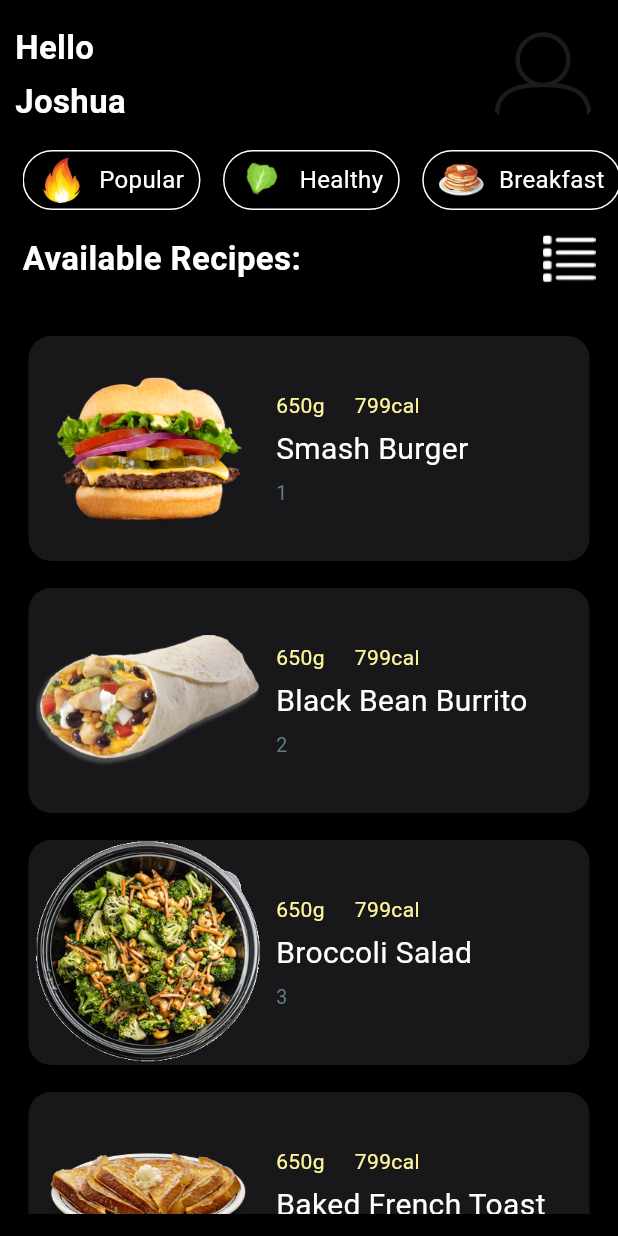
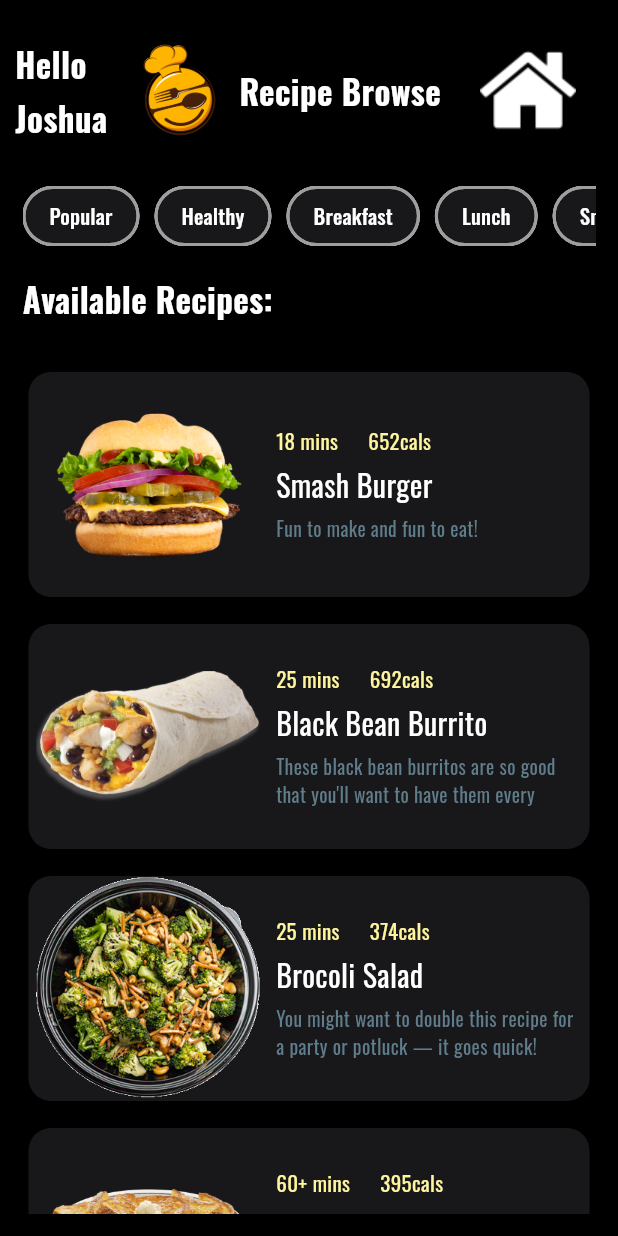
Before and after one commit to joshuad44/Project-1-MAD, a Flutter app: the RecipeScreen screen opened directly, on a phone screen of 412 x 824 dp. Run offline on Flutter 3.47's test engine with Material 3 defaults, Android fonts, the phone set to English and light mode, and no system bars; our stand-ins replace google_fonts.

Commit message:
Nearly finished Recipe Screen and Recipe detail screen, need to fix a few bugs and also add more functionality for future screens

```diff
--- a/lib/main.dart
+++ b/lib/main.dart
@@ -1,5 +1,6 @@
 import 'package:flutter/material.dart';
 import 'package:project_1/recipe_screen.dart';
+import 'package:google_fonts/google_fonts.dart';
 
 void main() {
   runApp(const MyApp());
@@ -13,7 +14,7 @@ class MyApp extends StatelessWidget {
     return MaterialApp(
       title: 'Recipe App',
       theme: ThemeData(
-
+        textTheme: GoogleFonts.oswaldTextTheme(),
         colorScheme: ColorScheme.fromSeed(seedColor: Colors.deepPurple),
         useMaterial3: true,
       ),
--- /dev/null
+++ b/lib/model/recipe.dart
@@ -0,0 +1,28 @@
+class Recipe {
+  final String name;
+  final String filter;
+  final String recipeImage;
+  final String recipeDesc;
+  final String recipeInfo;
+  final String recipeSteps;
+  final String recipeIngredients;
+  final List recipeMacros;
+
+  Recipe({
+    required this.name,
+    required this.filter,
+    required this.recipeImage,
+    required this.recipeDesc,
+    required this.recipeInfo,
+    required this.recipeSteps,
+    required this.recipeIngredients,
+    required this.recipeMacros,
+  });
+}
+
+final List<Recipe> recipeList = [
+  Recipe(name: 'Smash Burger', filter: 'Dinner', recipeImage: 'burger.png', recipeDesc: "Fun to make and fun to eat!", recipeInfo: "Turn your kitchen into a restaurant with these homemade smash burgers!", recipeSteps: "1. Stir ketchup, mayonnaise, pickle relish, vinegar, white sugar, and garlic together in a small bowl. Season to taste with salt and black pepper; cover and set aside,\n\n2. Divide ground beef into 4 even pieces. Roll each piece into a ball; refrigerate until needed. Spread cut sides of each hamburger bun with butter.\n\n3. Heat a large cast iron or nonstick skillet over medium-high heat\n\n4. Add two hamburger balls to the skillet. Smash meat flat using the bottom of a small sauce pot or a spatula. Hold in place until seared, about 1 minute; season with salt and pepper. Cook until a good crust forms, then flip.\n\n5. Once the flip side looks close to being done, cover with cheese slice. Move the patties aside and place buns, butter side down, in skillet until toasted. Continue to cook burgers until cheese is melted, meat is no longer pink in the center, about 5 minutes. An instant-read thermometer inserted into the center should read at least 160 degrees F\n\n6. Remove buns to a plate; top each bottom bun with a patty. Spread toasted side of top bun with some of the special sauce.\n\n7. Lay a few onions down on the patty, cover with the top bun and enjoy", recipeIngredients: "1", recipeMacros: ["18", "652","47g","25g","30g", "4"]),
+  Recipe(name: 'Black Bean Burrito', filter: 'Popular', recipeImage: 'burrito.png', recipeDesc: "These black bean burritos are so good that you'll want to have them every night!", recipeInfo: "Turn your kitchen into a restaurant with these homemade black bean burritos!", recipeSteps: "1. Gather all ingredients. Preheat the oven to 350 degrees F (175 degrees C). Wrap tortillas in foil.\n\n2. Bake wrapped tortillas in the preheated oven until heated through, about 15 minutes.\n\n3. Meanwhile, heat oil in a 10-inch skillet over medium heat. Add onion, bell pepper, garlic, and jalapeño; cook and stir for 2 minutes.\n\n4. Stir in beans and cook until heated through, about 3 minutes. Stir in cream cheese and salt; cook, stirring occasionally, for 2 minutes. Stir in cilantro.\n\n5. Spoon filling in a line across the middle of each tortilla. Fold opposing edges of the tortilla to overlap the filling. Roll 1 of the opposing edges around the filling creating a burrito. Serve immediately.", recipeIngredients: "2", recipeMacros: ["25", "692","36g","70g","21g","2"]),
+  Recipe(name: 'Brocoli Salad', filter: 'Healthy', recipeImage: 'brocoli.png', recipeDesc: "You might want to double this recipe for a party or potluck — it goes quick!", recipeInfo: "This homemade broccoli salad uses a tasty combination of fresh broccoli, cranberries, nuts, and bacon tossed in a rich and creamy dressing", recipeSteps: "1. Gather all ingredients.\n\n2. Place bacon in a deep skillet and cook over medium-high heat until evenly brown, 7 to 10 minutes; drain, cool, and crumble.\n\n3. Combine bacon, broccoli, onion, raisins, and almonds together in a bowl; mix well.\n\n4. To prepare the dressing: Mix mayonnaise, sugar, and vinegar together until smooth.\n\n5. Stir into the salad and let chill before serving, if desired.", recipeIngredients: "3", recipeMacros: ["25", "374","27g","29g","7g", "8"]),
+  Recipe(name: 'Baked French Toast', filter: 'Breakfast', recipeImage: 'french.png', recipeDesc: "This baked French toast recipe is as easy to make as it is to eat!", recipeInfo: "Baked French Toast is always a hit. You may sprinkle the top with pecans if you wish.", recipeSteps: "1. Butter a 9x13-inch baking dish; arrange slices of bread on the bottom\n\n2. Beat eggs, milk, cream, vanilla, and cinnamon together in a large bowl. Pour over bread slices, cover, and refrigerate overnight.\n\n3. The next morning, preheat the oven to 350 degrees F (175 degrees C). Meanwhile, combine butter, brown sugar, and corn syrup together in a small saucepan; heat until bubbling.\n\n4. Pour over bread and egg mixture.\n\n5. Bake in preheated oven, uncovered, for 40 minutes.\n\n6. Serve with berries and syrup.", recipeIngredients: "3", recipeMacros: ["60+", "395","20g","44g","11g", "12"]),
+];
--- a/lib/recipe_screen.dart
+++ b/lib/recipe_screen.dart
@@ -1,5 +1,8 @@
 import 'package:flutter/material.dart';
-import 'package:flutter/widgets.dart';
+import 'package:project_1/main.dart';
+import 'package:project_1/model/recipe.dart';
+import 'package:project_1/recipe_screen_details.dart';
+
 
 class RecipeScreen extends StatefulWidget {
   const RecipeScreen({Key? key}) : super(key: key);
@@ -10,15 +13,15 @@ class RecipeScreen extends StatefulWidget {
 
 class _RecipeScreenState extends State<RecipeScreen> {
 
-  List imageFilters = ['popular.png', 'healthy.png', 'breakfast.png', 'lunch.png', 'snack.png', 'dinner.png'];
-  List filterText = ['Popular', 'Healthy', 'Breakfast', 'Lunch', 'Snack', 'Dinner'];
-
-  List imageRecipes = ['burger.png', 'burrito.png', 'brocoli.png', 'french.png'];
-  List recipeName = ['Smash Burger', 'Black Bean Burrito', 'Broccoli Salad', 'Baked French Toast'];
-  List recipeDescription = ['1', '2', '3', '4'];
+  final List<String> filterText = ['Popular', 'Healthy', 'Breakfast', 'Lunch', 'Snack', 'Dinner'];
+  List<String> selectedFilter = [];
 
   @override
   Widget build(BuildContext context) {
+    final filterRecipe = recipeList.where((recipe) {
+      return selectedFilter.isEmpty || selectedFilter.contains(recipe.filter);
+    }).toList();
+
     return  SafeArea(
       child: Scaffold(
         backgroundColor: Colors.black,
@@ -37,61 +40,73 @@ class _RecipeScreenState extends State<RecipeScreen> {
                       Text('Joshua', style: TextStyle(fontSize: 22, fontWeight: FontWeight.bold, color: Colors.white)),
                     ],
                   ),
+                  Row(
+                    children: [
+                      Image.asset('assets/logo.png', height: 100, width: 80),
+                      Text('Recipe Browse', style: TextStyle(fontSize: 22, fontWeight: FontWeight.bold, color: Colors.white)),
+                    ],
+                  ),
                   ClipRRect(
-                    borderRadius: BorderRadius.all(Radius.circular(40.0)),
+                    borderRadius: BorderRadius.all(Radius.circular(50.0)),
                     child: GestureDetector(
                       onTap: () {
-                        //Navigator.push(context, MaterialPageRoute(builder: (context) => SettingsScreen()));
+                        Navigator.push(context, MaterialPageRoute(builder: (context) => MyHomePage(title: "Recipe App")));
                       },
-                      child: Image.asset('assets/profile.png', height: 80, width: 80,),
+                      //actually i think i want to change this to home button image which takes you back to main page.
+                      child: Image.asset('assets/house-64.png', height: 100, width: 100,),
                     )
                   ),
                 ],
               ),
             ),
-
             Padding(
-              padding: EdgeInsets.only(left: 15.0),
-              child: SizedBox(
-                height: 40.0,
-                child: ListView.separated(
+              padding: EdgeInsets.only(left: 15.0, right: 15.0),
+              child: Container(
+                child: SingleChildScrollView(
                   scrollDirection: Axis.horizontal,
-                  shrinkWrap: true,
-                  separatorBuilder:
-                    (BuildContext context, int index)  {
-                      return const SizedBox(
-                        width: 15,
-                      );
-                    },
-                  itemCount: imageFilters.length,
-                  itemBuilder: (context, index) {
-                    return Container(
-                      decoration: BoxDecoration(
-                        border: Border.all(color: Colors.white),
-                        borderRadius: BorderRadius.circular(20.0),
-                      ),
-                      child: Padding(
-                        padding: const EdgeInsets.only(left: 10.0, right: 10.0),
-                        child: Row(
-                          children: [
-                            Image.asset('assets/${imageFilters[index]}', height: 30.0, width: 30.0,),
-                            const SizedBox( width: 10.0,),
-                            Text(filterText[index], style: TextStyle(color: Colors.white, fontSize: 16,),),
-                          ]
+                  child: Row(
+                    mainAxisAlignment: MainAxisAlignment.spaceEvenly,
+                    children: filterText.map((filter) => Row(
+                      children: [
+                        FilterChip(
+                          selected: selectedFilter.contains(filter),
+                          label: Text(filter, style: TextStyle(color: Colors.white)),
+                          checkmarkColor: Colors.white,
+                          onSelected: (selected) {
+                            setState(() {
+                              if (selected) {
+                                selectedFilter.add(filter);
+                              } else {
+                                selectedFilter.remove(filter);
+                              }
+                            });
+                          },
+                          shape: RoundedRectangleBorder(
+                            borderRadius: BorderRadius.circular(20.0),
+                            side: BorderSide(
+                              color: selectedFilter.contains(filter) ? Colors.yellow.shade200 : Colors.grey,
+                              width: 2.0,
+                            ),
+                          ),
+                          backgroundColor: Color(0xff18181A),
+                          selectedColor: Color(0xff18181A),
                         ),
-                      ),
-                    );
-                  },
+                        SizedBox(width: 10.0), // Adjust the width as needed for separation
+                      ],
+                    )).toList(),
+                  ),
                 ),
               ),
             ),
+
+
             Padding(
               padding: const EdgeInsets.all(15.0),
               child: Row(
                 mainAxisAlignment: MainAxisAlignment.spaceBetween,
                 children: [
+                  //potential search bar
                   Text('Available Recipes:', style: TextStyle(color: Colors.white, fontSize: 22.0, fontWeight: FontWeight.bold),),
-                  Image.asset('assets/list.png', height: 35.0, width: 35.0),
                 ]
               ),
             ),
@@ -106,16 +121,17 @@ class _RecipeScreenState extends State<RecipeScreen> {
                         height: 10.0,
                     );
                   },
-                  itemCount: imageRecipes.length,
+                  itemCount: filterRecipe.length,
                   itemBuilder: (context, index) {
+                    final recipe = filterRecipe[index];
                     return GestureDetector(
                       onTap: () {
-                        /*Navigator.push(context, MaterialPageRoute(builder: (context){
-                          return RecipeDetailScreen(image: 'assets/${imageRecipes[index]}', name: recipeName[index],
-                            about: about[index], ingredients: ingredients[index],
-                            steps: steps[index],
+                        Navigator.push(context, MaterialPageRoute(builder: (context){
+                          return RecipeDetailScreen(image: 'assets/${recipe.recipeImage}', name: recipe.name,
+                            about: recipe.recipeInfo, ingredients: recipe.recipeIngredients,
+                            steps: recipe.recipeSteps, macros: recipe.recipeMacros,
                           );
-                        }));*/
+                        }));
                       },
                       child: Card(
                         shape: RoundedRectangleBorder(
@@ -126,7 +142,7 @@ class _RecipeScreenState extends State<RecipeScreen> {
                           padding: const EdgeInsets.only(left: 5.0, right: 10.0),
                           child: Row(
                             children: [
-                              Image.asset('assets/${imageRecipes[index]}', height: 150.0, width: 150.0),
+                              Image.asset('assets/${recipe.recipeImage}', height: 150.0, width: 150.0),
                               const SizedBox(width: 10.0),
                               Expanded(
                                 child: Column(
@@ -134,15 +150,15 @@ class _RecipeScreenState extends State<RecipeScreen> {
                                   children: [
                                     Row(
                                       children: [
-                                        Text('650g', style: TextStyle(color: Colors.yellow.shade200, fontSize: 14.0)),
+                                        Text(recipe.recipeMacros[0] + ' mins', style: TextStyle(color: Colors.yellow.shade200, fontSize: 14.0)),
                                         SizedBox(width: 20,),
-                                        Text('799cal', style: TextStyle(color: Colors.yellow.shade200, fontSize: 14.0)),
+                                        Text(recipe.recipeMacros[1] + 'cals', style: TextStyle(color: Colors.yellow.shade200, fontSize: 14.0)),
                                       ],
                                     ),
                                     const SizedBox(height: 5),
-                                    Text(recipeName[index], style: TextStyle(color: Colors.white, fontSize: 20), maxLines: 2,),
+                                    Text(recipe.name, style: TextStyle(color: Colors.white, fontSize: 20), maxLines: 2,),
                                     const SizedBox(height: 5),
-                                    Text(recipeDescription[index], style: TextStyle(color: Colors.blueGrey, fontSize: 13), maxLines: 2,)
+                                    Text(recipe.recipeDesc, style: TextStyle(color: Colors.blueGrey, fontSize: 13), maxLines: 2,)
                                   ],
                                 ),
                               ),
--- a/pubspec.yaml
+++ b/pubspec.yaml
@@ -35,6 +35,7 @@ dependencies:
   # The following adds the Cupertino Icons font to your application.
   # Use with the CupertinoIcons class for iOS style icons.
   cupertino_icons: ^1.0.2
+  google_fonts: ^6.2.1
 
 dev_dependencies:
   flutter_test:
@@ -72,6 +73,9 @@ flutter:
      - assets/burrito.png
      - assets/brocoli.png
      - assets/french.png
+     - assets/logo.png
+     - assets/logo1.png
+     - assets/house-64.png
 
   # An image asset can refer to one or more resolution-specific "variants", see
   # https://flutter.dev/assets-and-images/#resolution-aware
```
Also changed, not shown: lib/recipe_screen_details.dart (added, +267 -0 lines), assets/house-64.png (added), assets/logo.png (added), assets/logo1.png (added), pubspec.lock, 1 other file.
